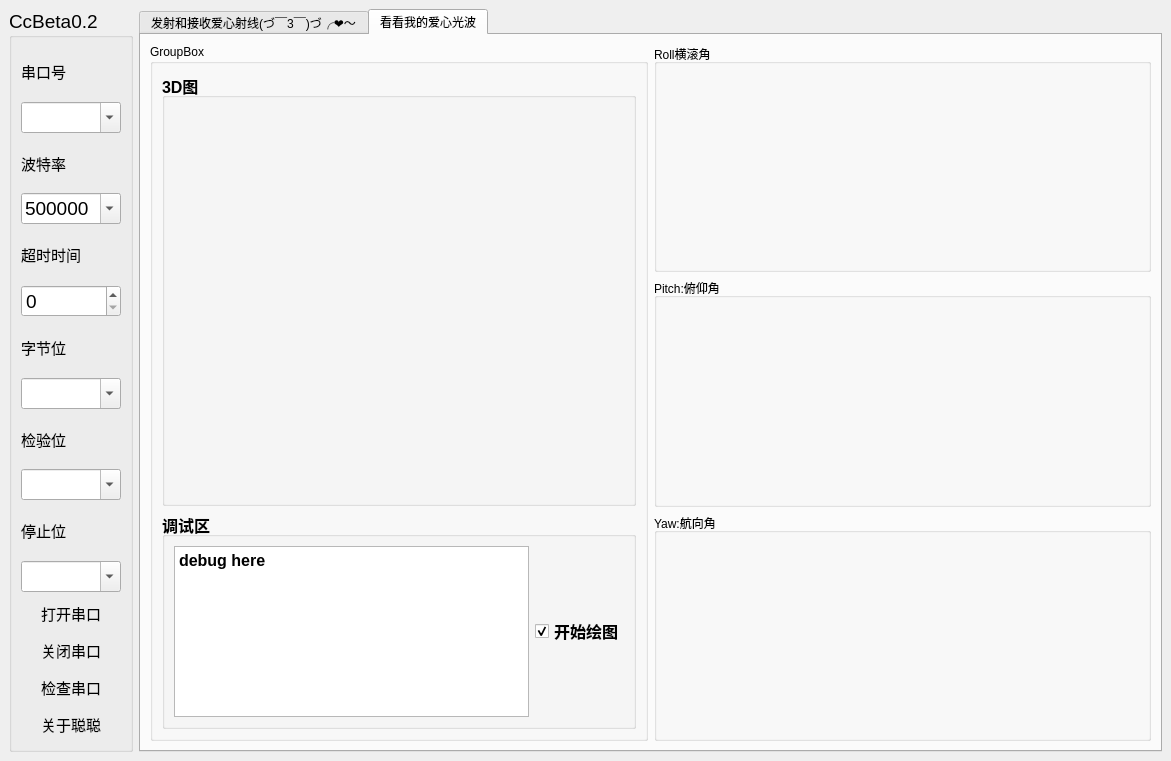
Before: the Qt Designer form helloSeiral/mainwindow.ui in ZHKU-Robot/pySerialPort, drawn with Qt 5.
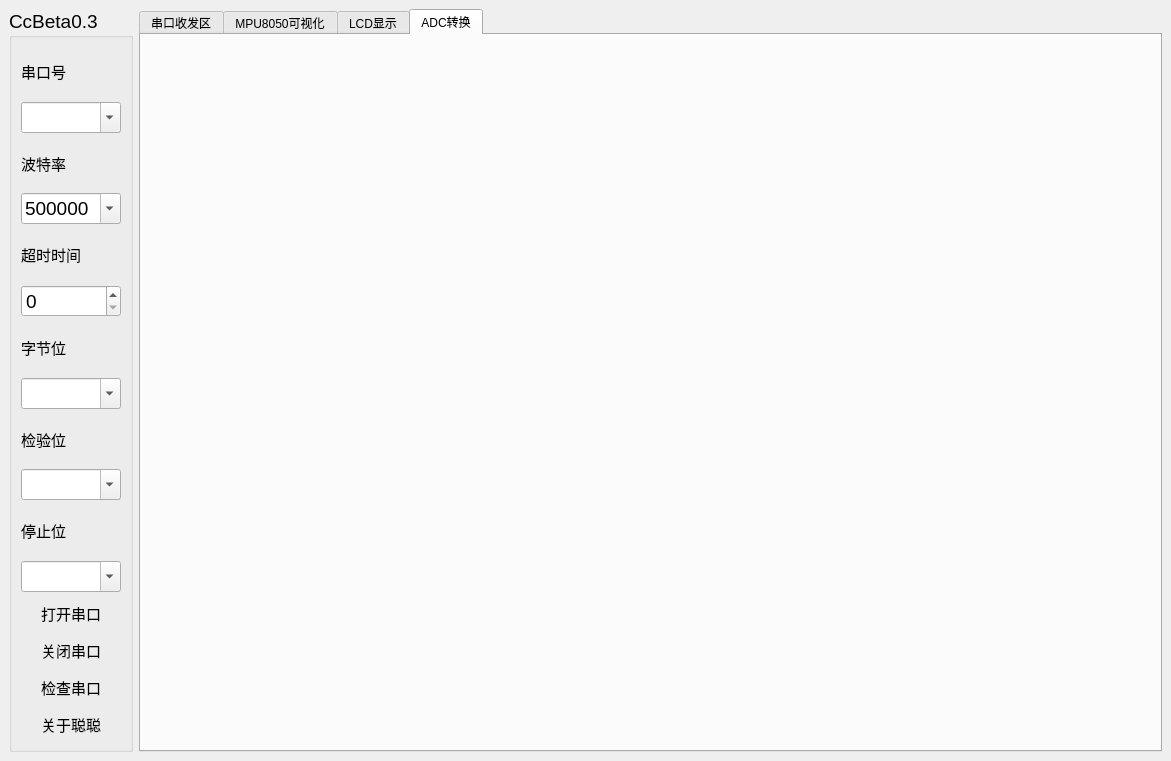
After: the same form once the commit is applied. The open tabs and pages were chosen to show the change. Icons and pictures are not drawn.

Commit message: 聪聪串口助手beta版0.3

Diff of the .ui file:
```diff
--- a/helloSeiral/mainwindow.ui
+++ b/helloSeiral/mainwindow.ui
@@ -24,7 +24,7 @@
        </font>
       </property>
       <property name="title">
-       <string>CcBeta0.2</string>
+       <string>CcBeta0.3</string>
       </property>
       <property name="flat">
        <bool>true</bool>
@@ -273,7 +273,7 @@
         </property>
         <widget class="QWidget" name="tab_2">
          <attribute name="title">
-          <string>发射和接收爱心射线(づ￣3￣)づ╭❤～</string>
+          <string>串口收发区</string>
          </attribute>
          <layout class="QVBoxLayout" name="verticalLayout_7">
           <item>
@@ -727,9 +727,9 @@
           </item>
          </layout>
         </widget>
-        <widget class="QWidget" name="tab">
+        <widget class="QWidget" name="mcuTab">
          <attribute name="title">
-          <string>看看我的爱心光波</string>
+          <string>MPU8050可视化</string>
          </attribute>
          <layout class="QHBoxLayout" name="horizontalLayout_6" stretch="3,3">
           <item>
@@ -868,6 +868,16 @@
           </item>
          </layout>
         </widget>
+        <widget class="QWidget" name="lcdTab">
+         <attribute name="title">
+          <string>LCD显示</string>
+         </attribute>
+        </widget>
+        <widget class="QWidget" name="tab">
+         <attribute name="title">
+          <string>ADC转换</string>
+         </attribute>
+        </widget>
        </widget>
       </item>
      </layout>
```
Left out of the diff: 2 changed lines with no effect on the pictures. The commit also changes 28 other files.
